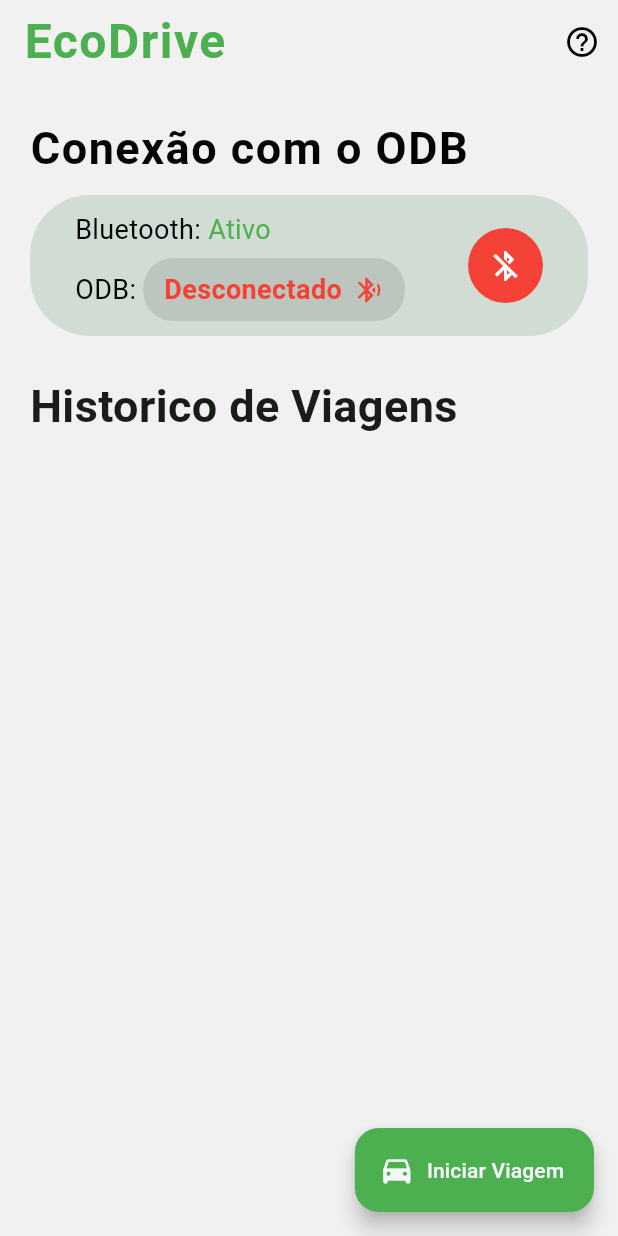
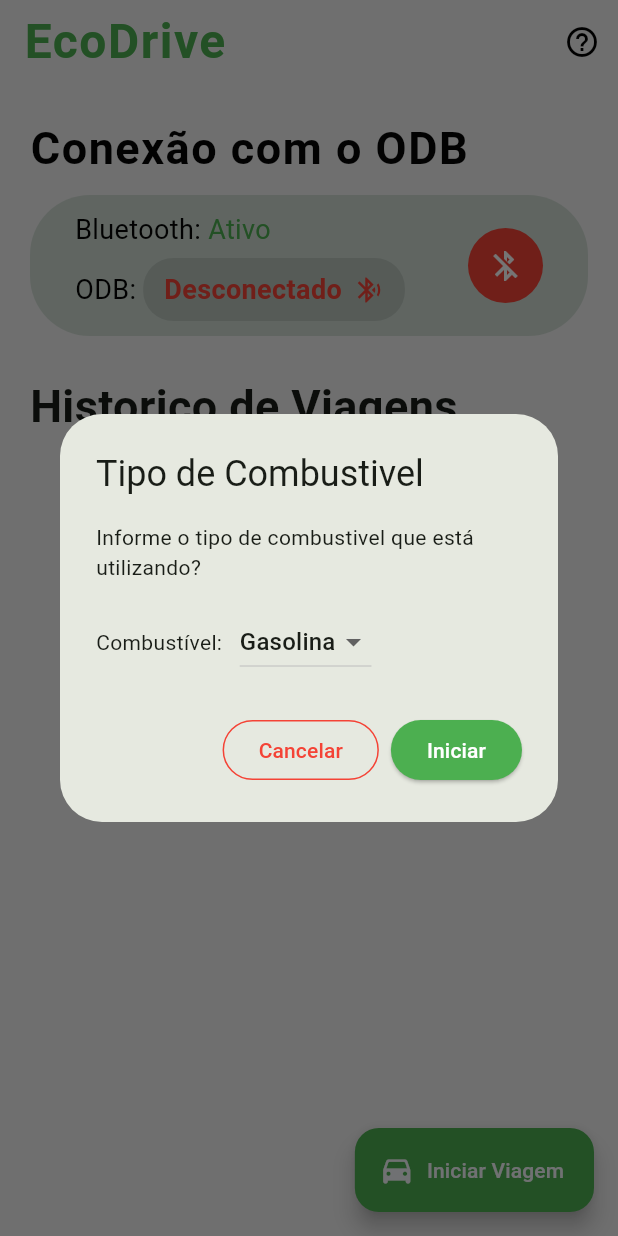
Before and after one commit to lgs8Lucas/ecoDrive, a Flutter app: the screen it shows after launch, after a tap on "Iniciar Viagem", on a phone screen of 412 x 824 dp. Run offline on Flutter 3.47's test engine with Material 3 defaults, Android fonts, the phone set to English and light mode, and no system bars; our stand-ins replace flutter_blue_plus, permission_handler, sqflite, syncfusion_flutter_gauges; accounts and stored records are empty.

Commit message:
iniciar viagem

```diff
--- a/lib/pages/home_page.dart
+++ b/lib/pages/home_page.dart
@@ -1,6 +1,7 @@
 import 'package:ecoDrive/pages/eco_drive_page.dart';
 import 'package:ecoDrive/shared/app_settings.dart';
 import 'package:ecoDrive/widgets/trip_list.dart';
+import 'package:ecoDrive/widgets/iniciar_viagem.dart';
 import 'package:flutter/material.dart';
 import 'package:ecoDrive/pages/viagem_page.dart';
 import 'package:ecoDrive/shared/app_colors.dart';
@@ -111,10 +112,10 @@ class HomePage extends StatelessWidget {
           );
         },
         */
-        onPressed: () {
-          Navigator.push(
-            context,
-            MaterialPageRoute(builder: (context) => EcoDrivePage()),
+        onPressed: () async {
+          final combustivel = await iniciarViagem(
+            context: context,
+            menssage: 'Informe o tipo de combustivel que está utilizando?',
           );
         },
         backgroundColor: AppColors.colorMain,
--- /dev/null
+++ b/lib/widgets/iniciar_viagem.dart
@@ -0,0 +1,74 @@
+import 'package:flutter/material.dart';
+import 'package:ecoDrive/pages/eco_drive_page.dart';
+
+Future<String?> iniciarViagem({
+  required BuildContext context,
+  required String menssage,
+}) async {
+  String selectedFuel = 'Gasolina';
+
+  return showDialog<String>(
+    context: context,
+    builder: (BuildContext context) {
+      return StatefulBuilder(
+        builder: (context, setState) {
+          return AlertDialog(
+            title: const Text("Tipo de Combustivel"),
+            content: Column(
+              mainAxisSize: MainAxisSize.min,
+              crossAxisAlignment: CrossAxisAlignment.start,
+              children: [
+                Text(menssage),
+                const SizedBox(height: 16),
+                Row(
+                  children: [
+                    const Text("Combustível: "),
+                    const SizedBox(width: 8),
+                    DropdownButton<String>(
+                      value: selectedFuel,
+                      items: <String>['Gasolina', 'Etanol', 'Diesel']
+                          .map((String value) {
+                        return DropdownMenuItem<String>(
+                          value: value,
+                          child: Text(value),
+                        );
+                      }).toList(),
+                      onChanged: (String? newValue) {
+                        setState(() {
+                          selectedFuel = newValue!;
+                        });
+                      },
+                    ),
+                  ],
+                ),
+              ],
+            ),
+            actions: <Widget>[
+              OutlinedButton(
+                onPressed: () {
+                  Navigator.of(context).pop(null); // Cancela
+                },
+                style: OutlinedButton.styleFrom(
+                  foregroundColor: Colors.red, // Cor do texto
+                  side: const BorderSide(color: Colors.red), // Cor da borda
+                ),
+                child: const Text("Cancelar"),
+              ),
+              ElevatedButton(
+                onPressed: () {
+                  Navigator.of(context).push(
+                    MaterialPageRoute(builder: (context) => const EcoDrivePage()),);
+                },
+                style: ElevatedButton.styleFrom(
+                  backgroundColor: Colors.green,     // Cor de fundo
+                  foregroundColor: Colors.white,     // Cor do texto
+                ),
+                child: const Text("Iniciar"),
+              ),
+            ],
+          );
+        },
+      );
+    },
+  );
+}
```
